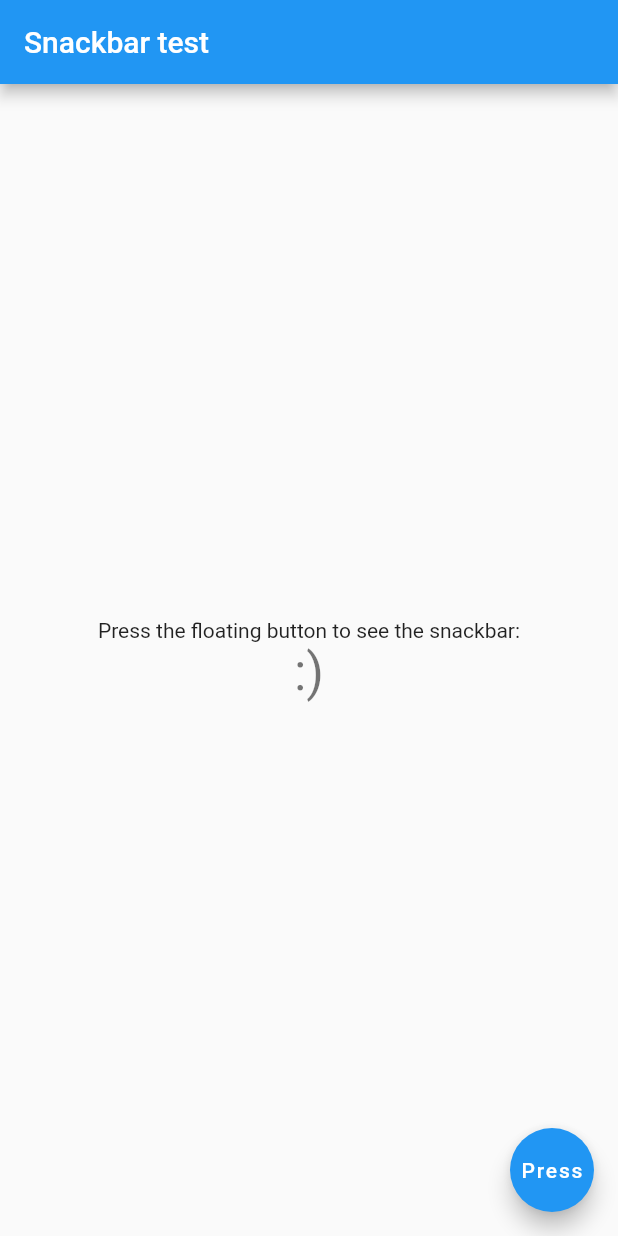
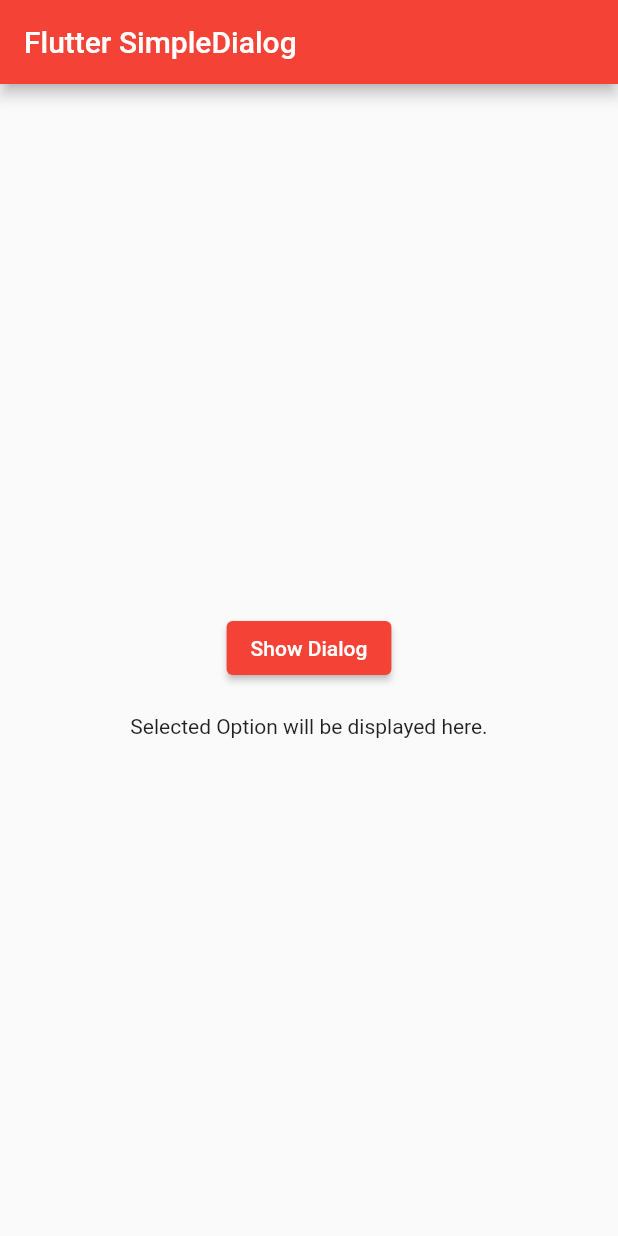
Before and after one commit to sanjibsinha/flutter_experiment, a Flutter app: the screen it shows after launch, on a phone screen of 412 x 824 dp. Run offline on Flutter 3.47's test engine with Material 2 defaults, Android fonts, the phone set to English and light mode, and no system bars.

Commit message:
Simple dialog

```diff
--- a/lib/main.dart
+++ b/lib/main.dart
@@ -1,64 +1,103 @@
+import 'dart:ui';
+
 import 'package:flutter/material.dart';
 
 void main() {
-  runApp(MyApp());
+  runApp(const MyApp());
 }
 
 class MyApp extends StatelessWidget {
-  MyApp({Key? key}) : super(key: key);
-  final _messangerKey = GlobalKey<ScaffoldMessengerState>();
+  const MyApp({Key? key}) : super(key: key);
 
   @override
   Widget build(BuildContext context) {
     return MaterialApp(
-      title: 'Flutter Demo',
-      scaffoldMessengerKey: _messangerKey,
+      title: 'Flutter SimpleDialog',
       theme: ThemeData(
-        primarySwatch: Colors.blue,
+        primarySwatch: Colors.red,
       ),
-      home: MyHomePage(messangerKey: _messangerKey),
+      home: const MyHomePage(),
     );
   }
 }
 
-class MyHomePage extends StatelessWidget {
-  const MyHomePage({Key? key, required this.messangerKey}) : super(key: key);
-
-  final messangerKey;
+class MyHomePage extends StatefulWidget {
+  const MyHomePage({Key? key}) : super(key: key);
 
   @override
+  State<MyHomePage> createState() => _MyHomePageState();
+}
+
+class _MyHomePageState extends State<MyHomePage> {
+  var _selected = "Selected Option will be displayed here.";
+  @override
   Widget build(BuildContext context) {
-    //
-
     return Scaffold(
       appBar: AppBar(
-        title: const Text('Snackbar test'),
+        title: const Text("Flutter SimpleDialog"),
       ),
       body: Center(
         child: Column(
           mainAxisAlignment: MainAxisAlignment.center,
           children: <Widget>[
-            const Text(
-              'Press the floating button to see the snackbar:',
+            Container(
+              padding: const EdgeInsets.all(20.0),
+              child: ElevatedButton(
+                onPressed: () {
+                  _showDialog(context);
+                },
+                child: const Text("Show Dialog"),
+              ),
             ),
-            Text(
-              ':)',
-              style: Theme.of(context).textTheme.headline4,
-            ),
+            Text(_selected)
           ],
         ),
       ),
-      floatingActionButton: FloatingActionButton(
-        child: const Text('Press'),
-        onPressed: () {
-          messangerKey.currentState.showSnackBar(
-            const SnackBar(
-              duration: Duration(seconds: 2),
-              content: Text('A SnackBar has been shown.'),
-            ),
-          );
-        },
-      ), // This trailing comma makes auto-formatting nicer for build methods.
     );
   }
+
+  _showDialog(BuildContext context) async {
+    _selected = await showDialog(
+      context: context,
+      builder: (BuildContext context) {
+        return Expanded(
+          child: SimpleDialog(
+            title: const Text('Choose Options'),
+            elevation: 10,
+            children: [
+              SimpleDialogOption(
+                onPressed: () {
+                  Navigator.pop(context, 'Yes');
+                },
+                child: const Text(
+                  'Yes',
+                  style: TextStyle(
+                    fontSize: 25.0,
+                    fontWeight: FontWeight.bold,
+                  ),
+                ),
+              ),
+              SimpleDialogOption(
+                onPressed: () {
+                  Navigator.pop(context, 'No');
+                },
+                child: const Text(
+                  'No',
+                  style: TextStyle(
+                    fontSize: 25.0,
+                    fontWeight: FontWeight.bold,
+                  ),
+                ),
+              ),
+            ],
+            //backgroundColor: Colors.green,
+          ),
+        );
+      },
+    );
+
+    setState(() {
+      _selected = _selected;
+    });
+  }
 }
```
